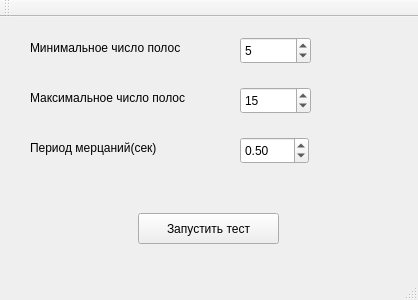
This is mainwindow.ui in Vertaler/TempestTester as Qt 5 draws it before an edit. The edited form follows.
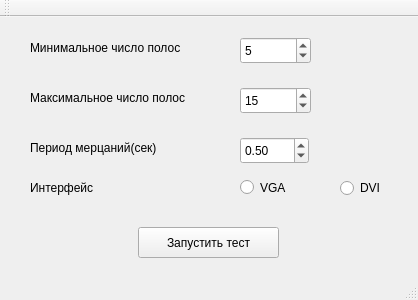
This is the edited form.

The edit to the form file:
```diff
--- a/mainwindow.ui
+++ b/mainwindow.ui
@@ -18,7 +18,7 @@
     <property name="geometry">
      <rect>
       <x>138</x>
-      <y>196</y>
+      <y>210</y>
       <width>141</width>
       <height>31</height>
      </rect>
@@ -132,6 +132,45 @@
      <double>0.500000000000000</double>
     </property>
    </widget>
+   <widget class="QRadioButton" name="VGA">
+    <property name="geometry">
+     <rect>
+      <x>240</x>
+      <y>160</y>
+      <width>61</width>
+      <height>21</height>
+     </rect>
+    </property>
+    <property name="text">
+     <string>VGA</string>
+    </property>
+   </widget>
+   <widget class="QRadioButton" name="DVI">
+    <property name="geometry">
+     <rect>
+      <x>340</x>
+      <y>160</y>
+      <width>61</width>
+      <height>22</height>
+     </rect>
+    </property>
+    <property name="text">
+     <string>DVI</string>
+    </property>
+   </widget>
+   <widget class="QLabel" name="label_7">
+    <property name="geometry">
+     <rect>
+      <x>30</x>
+      <y>150</y>
+      <width>161</width>
+      <height>41</height>
+     </rect>
+    </property>
+    <property name="text">
+     <string>Интерфейс</string>
+    </property>
+   </widget>
   </widget>
   <widget class="QMenuBar" name="menuBar">
    <property name="geometry">
```
